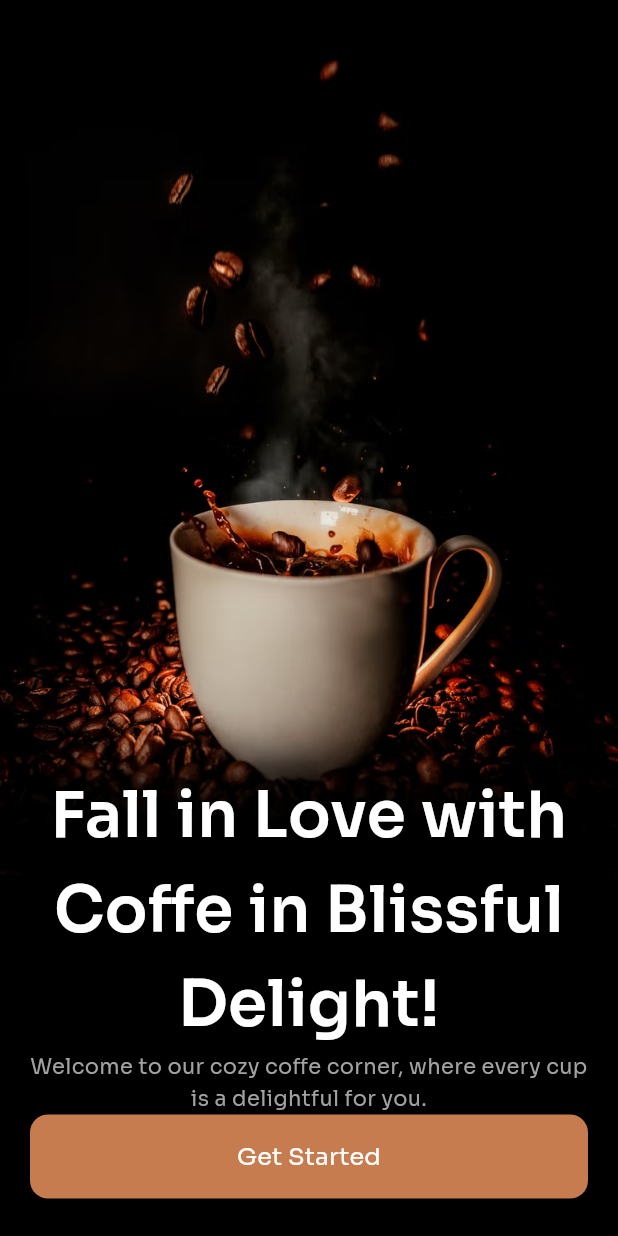
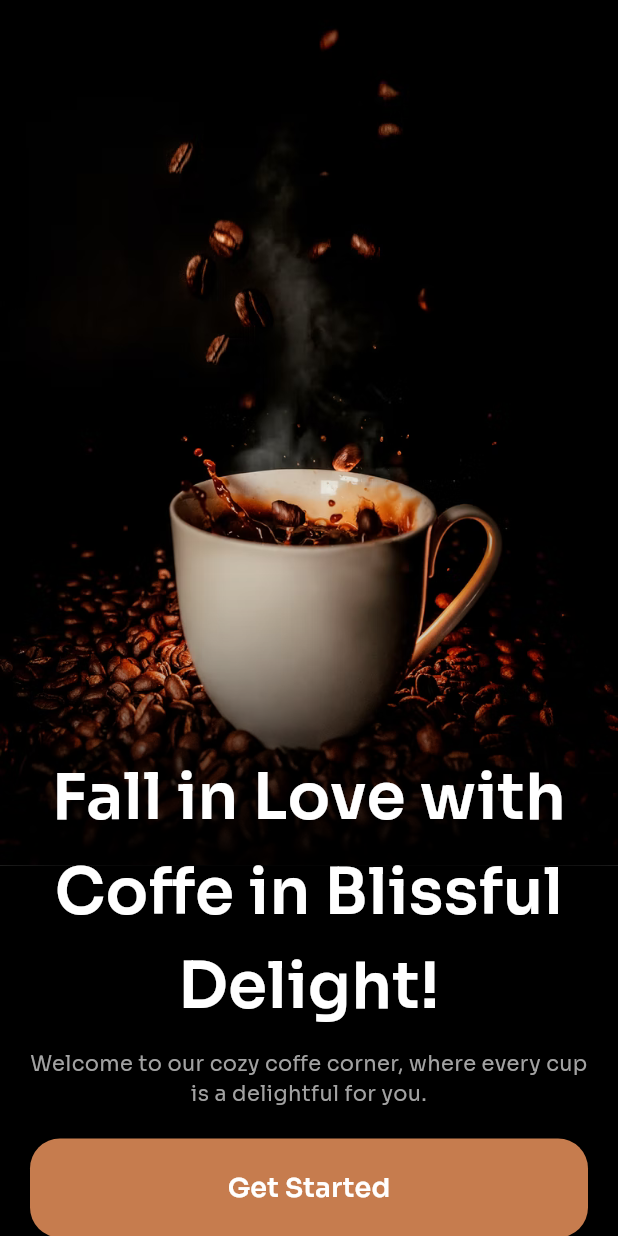
Before and after one commit to Reh4m/flutter-coffee-shop-app, a Flutter app: the screen it shows after launch, on a phone screen of 412 x 824 dp. Run offline on Flutter 3.47's test engine with Material 3 defaults, Android fonts, the phone set to English and light mode, and no system bars; our stand-ins replace animated_toggle_switch, google_fonts, readmore.

Commit message:
Refactor: Using Positioned widget to build 'GetStartedScreen'

```diff
--- a/lib/src/screens/get_started_screen.dart
+++ b/lib/src/screens/get_started_screen.dart
@@ -12,37 +12,43 @@ class GetStartedScreen extends StatelessWidget {
     return Scaffold(
       body: Stack(
         children: [
-          Column(
-            children: [
-              Expanded(
-                flex: 3,
-                child: Image.asset(
-                  "assets/get_started_background.png",
-                  fit: BoxFit.fitWidth,
+          Positioned(
+            top: 0,
+            left: 0,
+            bottom: size.height * 0.3,
+            child: Container(
+              height: size.height,
               width: size.width,
+              decoration: const BoxDecoration(
+                image: DecorationImage(
+                  image: AssetImage('assets/get_started_background.png'),
+                  fit: BoxFit.cover,
                 ),
               ),
-              Expanded(child: Container(color: Colors.black)),
+            ),
+          ),
+          Positioned(
+            top: size.height * 0.7,
+            child: Container(
+              height: size.height,
+              width: size.width,
+              decoration: const BoxDecoration(color: Colors.black),
+            ),
+          ),
+          Positioned(
+            top: 500,
+            bottom: 0,
+            child: Container(
+              height: size.height,
+              width: size.width,
+              decoration: BoxDecoration(
+                color: Colors.transparent,
+                boxShadow: const [
+                  BoxShadow(color: Colors.black, blurRadius: 100),
                 ],
               ),
-
-          Column(
-            children: [
-              Expanded(child: SizedBox()),
-              Expanded(
-                // flex: ,
-                child: Container(
-                  width: size.width,
-                  margin: const EdgeInsets.only(top: 100),
-                  decoration: BoxDecoration(
-                    boxShadow: [BoxShadow(color: Colors.black, blurRadius: 30)],
-                  ),
               child: Padding(
-                    padding: const EdgeInsets.only(
-                      left: 20,
-                      right: 20,
-                      bottom: 30,
-                    ),
+                padding: const EdgeInsets.only(left: 20, right: 20, bottom: 20),
                 child: Column(
                   mainAxisAlignment: MainAxisAlignment.end,
                   children: [
@@ -54,40 +60,35 @@ class GetStartedScreen extends StatelessWidget {
                         fontWeight: FontWeight.w600,
                         color: Colors.white,
                         height: 1.5,
-                            wordSpacing: 0.5,
                       ),
                     ),
-                        Spacer(),
+                    SizedBox(height: 10),
                     Text(
                       'Welcome to our cozy coffe corner, where every cup is a delightful for you.',
                       textAlign: TextAlign.center,
                       style: TextStyle(
                         fontSize: 14,
                         color: LightTheme.textLightColor,
-                            height: 1.5,
+                        // height: 1.5,
                       ),
                     ),
-                        Spacer(),
-                        SizedBox(
-                          width: double.infinity,
-                          height: 56,
-                          child: ElevatedButton(
-                            onPressed: () {
-                              Navigator.of(context).push(_createRoute());
-                            },
-                            style: ElevatedButton.styleFrom(
-                              backgroundColor: Theme.of(context).primaryColor,
-                              foregroundColor: Colors.white,
+                    SizedBox(height: 20),
+                    MaterialButton(
+                      onPressed:
+                          () => Navigator.of(context).push(_createRoute()),
+                      minWidth: Size.infinite.width,
+                      padding: const EdgeInsets.symmetric(vertical: 20),
+                      elevation: 0,
                       shape: RoundedRectangleBorder(
-                                borderRadius: BorderRadius.circular(12),
+                        borderRadius: BorderRadius.circular(20),
                       ),
-                            ),
-                            child: const Text(
+                      color: LightTheme.primaryColor,
+                      child: Text(
                         'Get Started',
-                              style: TextStyle(
-                                fontSize: 16,
-                                fontWeight: FontWeight.normal,
-                              ),
+                        style: const TextStyle(
+                          color: Colors.white,
+                          fontSize: 18,
+                          fontWeight: FontWeight.w600,
                         ),
                       ),
                     ),
@@ -95,8 +96,6 @@ class GetStartedScreen extends StatelessWidget {
                 ),
               ),
             ),
-              ),
-            ],
           ),
         ],
       ),
```
Lines whose indentation alone changed are shown as unchanged.
